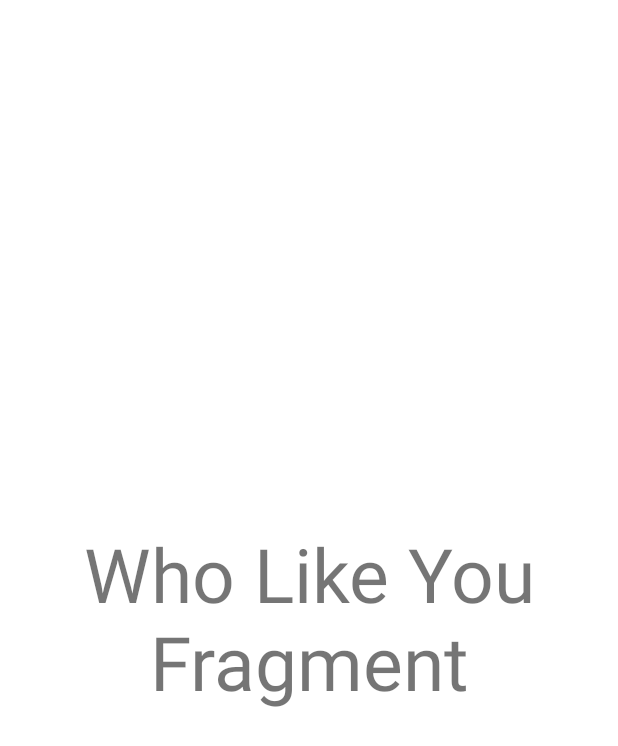
After one commit to sezginozgurr/Piga, an Android app: the fragment WhoLikeYouFragment shown on its own in the app's theme, on a phone screen of 412 x 824 dp. The commit adds this screen. Shown: the top 746 px of the screen. Run offline under Robolectric (Android 15) with nearby library versions, the phone set to English and light mode, and no system bars.

Commit message:
Added Piga/Chat/Discovery/WhoLikeYouFragment fragment

```diff
--- /dev/null
+++ b/app/src/main/java/com/example/piga/ui/wholikeyou/WhoLikeYouFragment.kt
@@ -0,0 +1,17 @@
+package com.example.piga.ui.wholikeyou
+
+import android.os.Bundle
+import androidx.fragment.app.Fragment
+import android.view.LayoutInflater
+import android.view.View
+import android.view.ViewGroup
+import com.example.piga.R
+import com.example.piga.base.BaseFragment
+import com.example.piga.databinding.FragmentWhoLikeYouBinding
+
+class WhoLikeYouFragment : BaseFragment<FragmentWhoLikeYouBinding>(FragmentWhoLikeYouBinding::inflate) {
+    override fun init() {
+
+    }
+
+}
--- /dev/null
+++ b/app/src/main/res/layout/fragment_who_like_you.xml
@@ -0,0 +1,16 @@
+<?xml version="1.0" encoding="utf-8"?>
+<FrameLayout xmlns:android="http://schemas.android.com/apk/res/android"
+    xmlns:tools="http://schemas.android.com/tools"
+    android:layout_width="match_parent"
+    android:layout_height="match_parent"
+    android:layout_gravity="center"
+    tools:context=".ui.wholikeyou.WhoLikeYouFragment">
+
+    <TextView
+        android:layout_width="match_parent"
+        android:layout_height="match_parent"
+        android:gravity="center"
+        android:textSize="50sp"
+        android:text="Who Like You Fragment" />
+
+</FrameLayout>
```
Also changed, not shown: app/src/main/java/com/example/piga/ui/chat/ChatFragment.kt (added, +11 -0 lines), app/src/main/java/com/example/piga/ui/discovery/DiscoveryFragment.kt (added, +11 -0 lines), app/src/main/java/com/example/piga/ui/home/HomeFragment.kt (+11 -0 lines), app/src/main/java/com/example/piga/ui/piga/PigaFragment.kt (added, +18 -0 lines), app/src/main/java/com/example/piga/ui/profile/ProfileFragment.kt (added, +17 -0 lines), app/src/main/res/layout/fragment_chat.xml (added, +16 -0 lines), app/src/main/res/layout/fragment_discovery.xml (added, +16 -0 lines), app/src/main/res/layout/fragment_piga.xml (added, +16 -0 lines), app/src/main/res/layout/fragment_profile.xml (added, +16 -0 lines).
